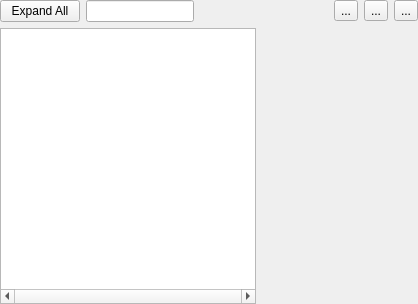
Qt form src/ves/conductor/qt/TreeTab.ui (multitudinous/ve-suite) before a commit.
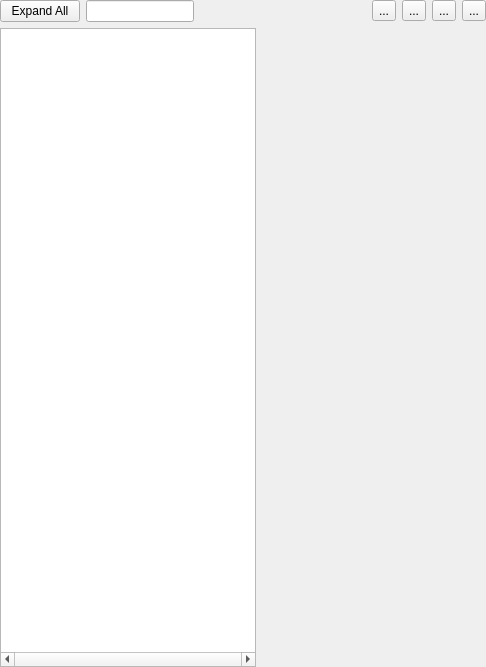
The same form after that commit. Icons and pictures are not drawn. Custom widgets are drawn as their Qt base class.

Commit message: wire up nav to tools for cad files.

Diff of the .ui file:
```diff
--- a/src/ves/conductor/qt/TreeTab.ui
+++ b/src/ves/conductor/qt/TreeTab.ui
@@ -6,8 +6,8 @@
    <rect>
     <x>0</x>
     <y>0</y>
-    <width>418</width>
-    <height>304</height>
+    <width>486</width>
+    <height>667</height>
    </rect>
   </property>
   <property name="windowTitle">
@@ -87,6 +87,20 @@
          </property>
         </spacer>
        </item>
+       <item>
+        <widget class="QToolButton" name="m_navToButton">
+         <property name="toolTip">
+          <string>Navigate to node</string>
+         </property>
+         <property name="text">
+          <string>...</string>
+         </property>
+         <property name="icon">
+          <iconset resource="icons.qrc">
+           <normaloff>:/xpm/flythrough.png</normaloff>:/xpm/flythrough.png</iconset>
+         </property>
+        </widget>
+       </item>
        <item>
         <widget class="QToolButton" name="m_deleteButton">
          <property name="text">
```
Left out of the diff: 3 changed lines with no effect on the pictures. The commit also changes 4 other files.
